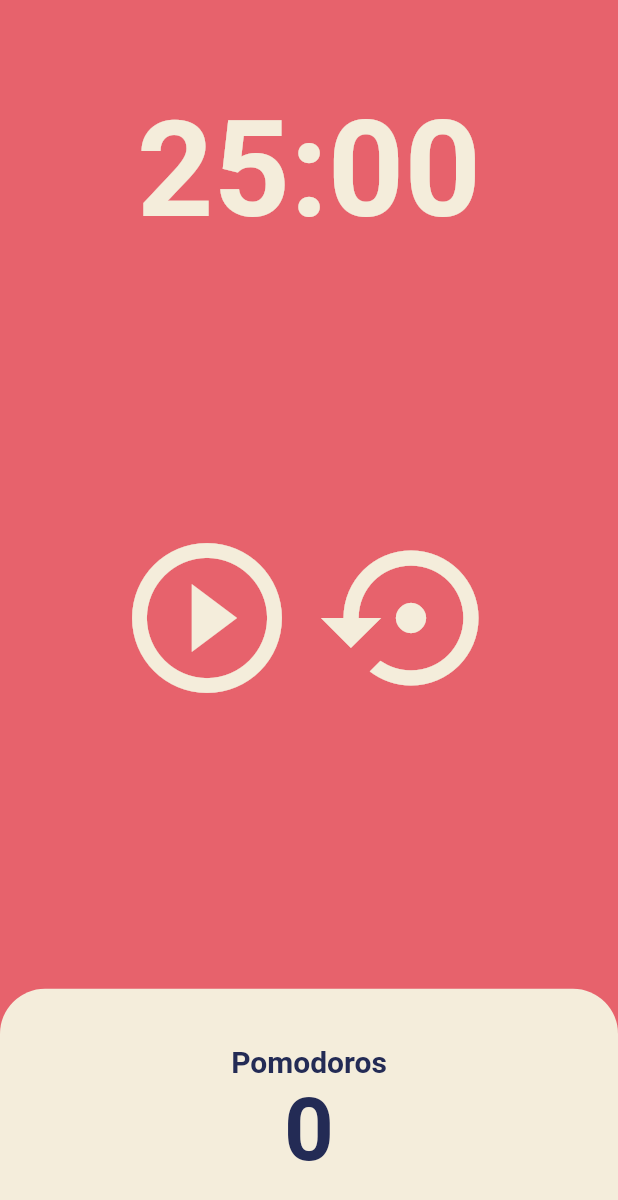
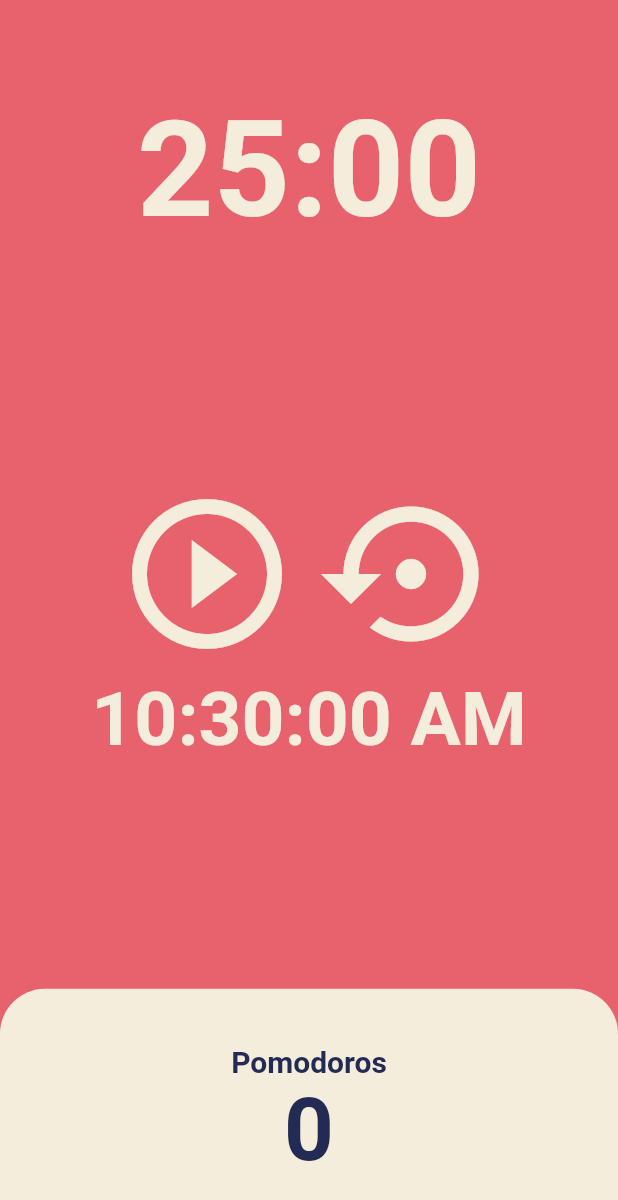
Before and after one commit to nzwgkim/Pomodoro, a Flutter app: the screen it shows after launch, on a phone screen of 412 x 824 dp. Shown: the top 1200 px of the screen. Run offline on Flutter 3.47's test engine with Material 2 defaults, Android fonts, the phone set to English and light mode, and no system bars; our stand-ins replace date_format, timer_builder.

Commit message:
Added current time using timer_builder and date_format package

```diff
--- a/lib/screens/home_screen.dart
+++ b/lib/screens/home_screen.dart
@@ -1,6 +1,8 @@
 import 'dart:async';
 
+import 'package:date_format/date_format.dart';
 import 'package:flutter/material.dart';
+import 'package:timer_builder/timer_builder.dart';
 
 class HomeScreen extends StatefulWidget {
   const HomeScreen({super.key});
@@ -85,7 +87,10 @@ class _HomeScreenState extends State<HomeScreen> {
           Flexible(
             flex: 3,
             child: Center(
-              child: Row(
+              child: Column(
+                mainAxisAlignment: MainAxisAlignment.center,
+                children: [
+                  Row(
                     mainAxisAlignment: MainAxisAlignment.center,
                     children: [
                       IconButton(
@@ -100,7 +105,24 @@ class _HomeScreenState extends State<HomeScreen> {
                         iconSize: 120,
                         color: Theme.of(context).cardColor,
                         onPressed: onResetPressed,
-                    icon: const Icon(Icons.settings_backup_restore_outlined),
+                        icon:
+                            const Icon(Icons.settings_backup_restore_outlined),
+                      ),
+                    ],
+                  ),
+                  TimerBuilder.periodic(
+                    const Duration(seconds: 1),
+                    builder: (context) {
+                      return Text(
+                        formatDate(
+                            DateTime.now(), [hh, ':', nn, ':', ss, ' ', am]),
+                        style: TextStyle(
+                          color: Theme.of(context).cardColor,
+                          fontSize: 50,
+                          fontWeight: FontWeight.w600,
+                        ),
+                      );
+                    },
                   ),
                 ],
               ),
--- a/pubspec.yaml
+++ b/pubspec.yaml
@@ -38,6 +38,7 @@ dependencies:
   cupertino_icons: ^1.0.2
   timer_builder: ^2.0.0
   intl: ^0.18.0
+  date_format: ^2.0.7
 
 dev_dependencies:
   flutter_test:
```
Also changed, not shown: pubspec.lock. Lines whose indentation alone changed are shown as unchanged.
